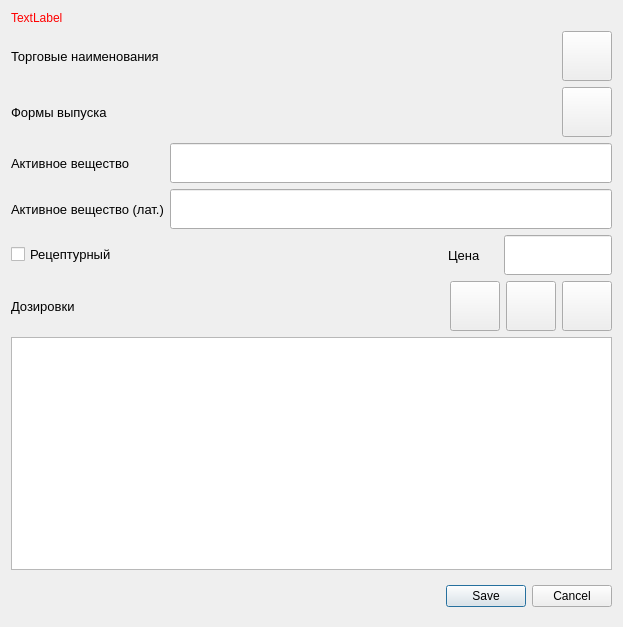
Above: interface/medicine/medicineDrugForm.ui from strizh78/MApp before the change. Below: the same form after it.
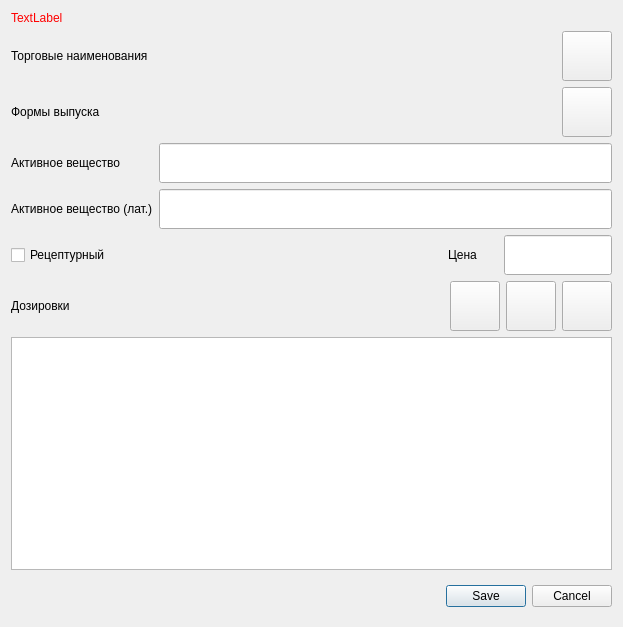
That is the form after the change. Icons and pictures are not drawn.

Commit message: returned font-size to stndart value

Patch:
```diff
--- a/interface/medicine/medicineDrugForm.ui
+++ b/interface/medicine/medicineDrugForm.ui
@@ -45,11 +45,6 @@
            <height>40</height>
           </size>
          </property>
-         <property name="font">
-          <font>
-           <pointsize>10</pointsize>
-          </font>
-         </property>
          <property name="text">
           <string>Торговые наименования</string>
          </property>
@@ -130,11 +125,6 @@
            <height>40</height>
           </size>
          </property>
-         <property name="font">
-          <font>
-           <pointsize>10</pointsize>
-          </font>
-         </property>
          <property name="text">
           <string>Формы выпуска</string>
          </property>
@@ -231,11 +221,6 @@
            <height>40</height>
           </size>
          </property>
-         <property name="font">
-          <font>
-           <pointsize>10</pointsize>
-          </font>
-         </property>
          <property name="text">
           <string>Активное вещество (лат.)</string>
          </property>
@@ -261,11 +246,6 @@
            <height>40</height>
           </size>
          </property>
-         <property name="font">
-          <font>
-           <pointsize>10</pointsize>
-          </font>
-         </property>
          <property name="text">
           <string>Активное вещество</string>
          </property>
@@ -293,11 +273,6 @@
            <verstretch>0</verstretch>
           </sizepolicy>
          </property>
-         <property name="font">
-          <font>
-           <pointsize>10</pointsize>
-          </font>
-         </property>
          <property name="text">
           <string>Рецептурный</string>
          </property>
@@ -334,11 +309,6 @@
              <height>40</height>
             </size>
            </property>
-           <property name="font">
-            <font>
-             <pointsize>10</pointsize>
-            </font>
-           </property>
            <property name="text">
             <string>Цена</string>
            </property>
@@ -364,11 +334,6 @@
     <layout class="QHBoxLayout" name="horizontalLayout_5">
      <item>
       <widget class="QLabel" name="label">
-       <property name="font">
-        <font>
-         <pointsize>10</pointsize>
-        </font>
-       </property>
        <property name="text">
         <string>Дозировки</string>
        </property>
```
Left out of the diff: 12 changed lines with no effect on the pictures.
